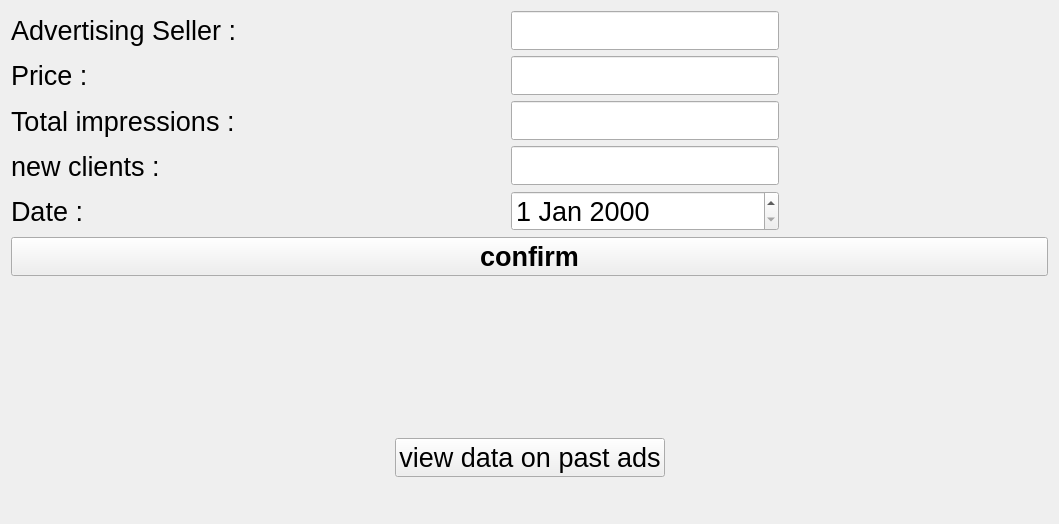
The window that Retail_Software/advertisingwindow.ui (AntonZhiganov/Retail_Software) describes before a commit, drawn with Qt 5.
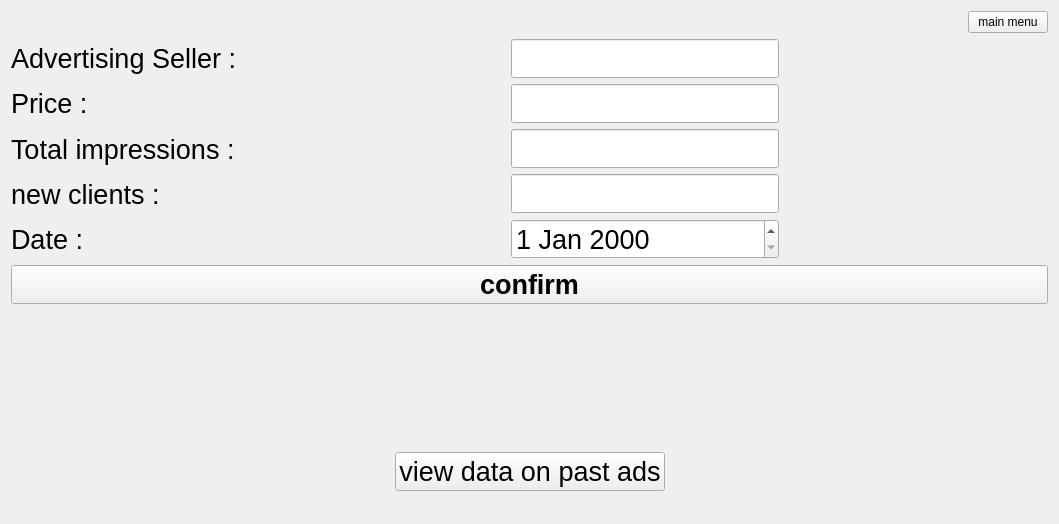
The same window after the commit.

Commit message: Created a table to display income and expenses, added an exit button to the main menu in the window

Patch:
```diff
--- a/Retail_Software/advertisingwindow.ui
+++ b/Retail_Software/advertisingwindow.ui
@@ -14,6 +14,30 @@
    <string>Form</string>
   </property>
   <layout class="QVBoxLayout" name="verticalLayout_4">
+   <item>
+    <layout class="QHBoxLayout" name="horizontalLayout_3">
+     <item>
+      <spacer name="horizontalSpacer_5">
+       <property name="orientation">
+        <enum>Qt::Orientation::Horizontal</enum>
+       </property>
+       <property name="sizeHint" stdset="0">
+        <size>
+         <width>40</width>
+         <height>20</height>
+        </size>
+       </property>
+      </spacer>
+     </item>
+     <item>
+      <widget class="QPushButton" name="menuPushButton">
+       <property name="text">
+        <string>main menu</string>
+       </property>
+      </widget>
+     </item>
+    </layout>
+   </item>
    <item>
     <layout class="QVBoxLayout" name="verticalLayout_3">
      <item>
```
The commit also changes 6 other files.
